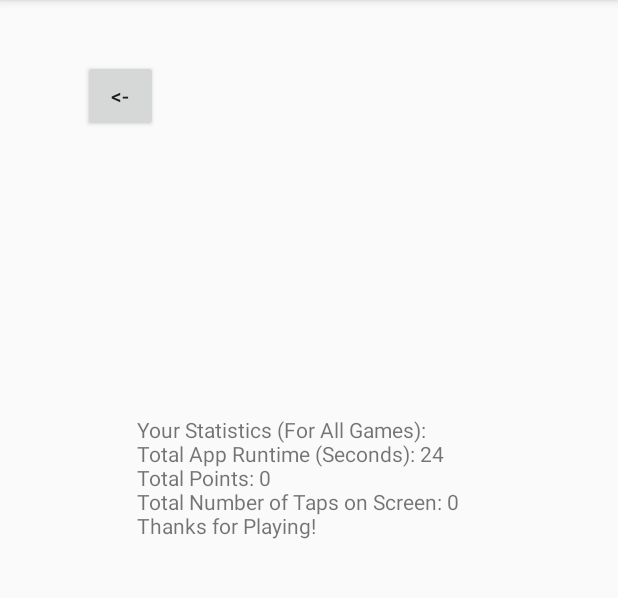
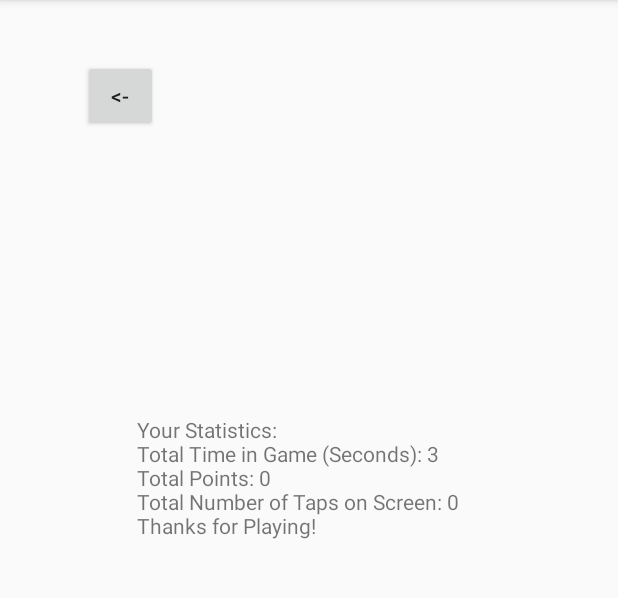
Before and after one commit to JTRcode/boundless-games, an Android app: the MenuActivity screen opened directly, with no data from a screen before it, after a tap on "STATISTICS", on a phone screen of 412 x 824 dp, the part 84-682 px from its top. Run offline under Robolectric (Android 15) with nearby library versions, the phone set to English and light mode, and no system bars.

Commit message:
Changed statistics time calculation to only count time spent inside of a game. Removed old function of counting the entire amount of time the app is open.

```diff
--- a/phase1/Boundless/app/src/main/java/com/example/boundless/GPACatcherGame/GPACatcherGame.java
+++ b/phase1/Boundless/app/src/main/java/com/example/boundless/GPACatcherGame/GPACatcherGame.java
@@ -75,6 +75,7 @@ public class GPACatcherGame extends Game {
         if (time <= 0 || life <= 0){
             gameFinished = true;
             Statistics.sumTotalScore();
+            Statistics.end();
 
         }
 
--- a/phase1/Boundless/app/src/main/java/com/example/boundless/LoginActivity.java
+++ b/phase1/Boundless/app/src/main/java/com/example/boundless/LoginActivity.java
@@ -24,7 +24,6 @@ public class LoginActivity extends AppCompatActivity {
     protected void onCreate(Bundle savedInstanceState) {
         super.onCreate(savedInstanceState);
         userManager = new UserAccountManager(this);
-        Statistics.start();
         if (userManager.notSignedIn()) {
             setContentView(R.layout.login_page);
             //setBackground();
--- a/phase1/Boundless/app/src/main/java/com/example/boundless/MenuActivity.java
+++ b/phase1/Boundless/app/src/main/java/com/example/boundless/MenuActivity.java
@@ -39,12 +39,15 @@ public class MenuActivity extends AppCompatActivity {
 
         switch (view.getId()) {
             case R.id.GPACatcherGame:
+                Statistics.start();
                 intent.putExtra("GAME", GamesEnum.GPACATCHER);
                 break;
             case R.id.RotateTile:
+                Statistics.start();
                 intent.putExtra("GAME", GamesEnum.ROTATETILE);
                 break;
             case R.id.PixelGame:
+                Statistics.start();
                 intent.putExtra("GAME", GamesEnum.PIXELS);
                 break;
             default:
@@ -73,7 +76,6 @@ public class MenuActivity extends AppCompatActivity {
 
     public void goStatistics(View v){
         Intent intent = new Intent(this, StatisticsActivity.class);
-        Statistics.end();
         startActivity(intent);
     }
 
--- a/phase1/Boundless/app/src/main/java/com/example/boundless/PixelGame/PixelGame.java
+++ b/phase1/Boundless/app/src/main/java/com/example/boundless/PixelGame/PixelGame.java
@@ -88,6 +88,7 @@ public class PixelGame extends Game {
                 showToast("Congrats!");
                 gameFinished = true;
                 Statistics.sumTotalScore();
+                Statistics.end();
                 return true;
 
             }
--- a/phase1/Boundless/app/src/main/java/com/example/boundless/RotateTileGame/RotateTileGame.java
+++ b/phase1/Boundless/app/src/main/java/com/example/boundless/RotateTileGame/RotateTileGame.java
@@ -38,6 +38,7 @@ public class RotateTileGame extends Game {
             showToast("Correct!");
             //change stage
             Statistics.sumTotalScore();
+            Statistics.end();
             return true;
         } else{
             showToast("Incorrect!");
--- a/phase1/Boundless/app/src/main/java/com/example/boundless/Statistics.java
+++ b/phase1/Boundless/app/src/main/java/com/example/boundless/Statistics.java
@@ -24,10 +24,10 @@ public class Statistics {
     /**
      * Stops measuring time
      */
-    static void end() {
+    public static void end() {
         long endTime = new Date().getTime();
         long timeElapsed = endTime - startTime;
-        timeElapsedSeconds = TimeUnit.MILLISECONDS.toSeconds(timeElapsed);
+        timeElapsedSeconds += TimeUnit.MILLISECONDS.toSeconds(timeElapsed);
     }
 
     /**
@@ -63,8 +63,8 @@ public class Statistics {
      * returns string formatting the statistics (to be called at the end after all 3 games)
      */
     static String printStats() {
-        return "Your Statistics (For All Games):" + "\n" +
-                "Total App Runtime (Seconds): " + timeElapsedSeconds + "\n" +
+        return "Your Statistics:" + "\n" +
+                "Total Time in Game (Seconds): " + timeElapsedSeconds + "\n" +
                 "Total Points: " + totalScore + "\n" +
                 "Total Number of Taps on Screen: " + counterClicks + "\n" +
                 "Thanks for Playing!";
```
Also changed, not shown: phase1/Boundless/app/src/main/java/com/example/boundless/GameActivity.java (+9 -0 lines).
